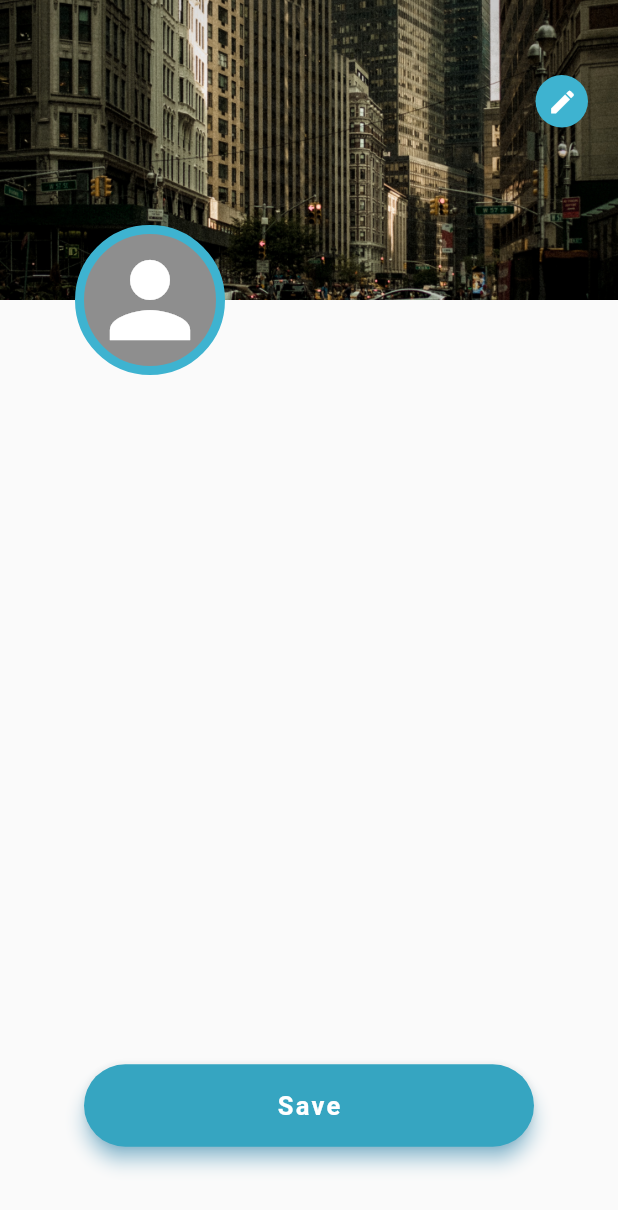
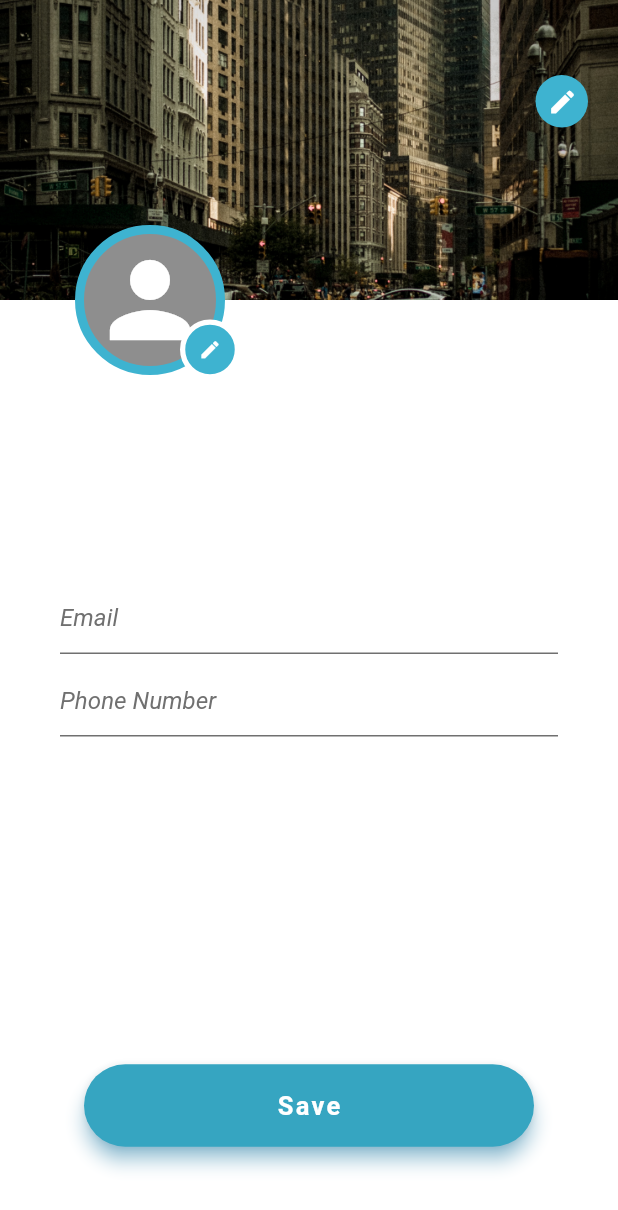
Before and after one commit to fahrifauzan/belajar-flutter, a Flutter app: the EditProfiless screen opened by its route, on a phone screen of 412 x 824 dp. Shown: the top 1210 px of the screen. Run offline on Flutter 3.47's test engine with Material 2 defaults, Android fonts, the phone set to English and light mode, and no system bars; our stand-ins replace carousel_pro.

Commit message:
add form in edit profile page

```diff
--- a/avatar/lib/edit_profile.dart
+++ b/avatar/lib/edit_profile.dart
@@ -29,30 +29,12 @@ class _EditProfileState extends State< EditProfiless> {
                 ),
                 Expanded(
                   child: Container(
-
+                    decoration: BoxDecoration(
+                      color: new Color(0xffFFFFFF)
+                    ),
                   ),
                 ),
               ],
-            ),
-
-            Positioned(
-              top: 50.0,
-              right: 20.0,
-              child: Container(
-                height: 35.0,
-                width: 35.0,
-                decoration: BoxDecoration(
-                  shape: BoxShape.circle,
-                  color: new Color(0xff3EB3D0),
-                ),
-                child: IconButton(
-                  icon: Icon(Icons.edit,),
-                  onPressed: () => _scaffoldKey.currentState.openEndDrawer(),
-                  color: new Color(0xffFFFFFF),
-                  iconSize: 20.0,
-                  alignment: Alignment.center,
-                )
-              ),
             ),
             // Profile image
             Positioned(
@@ -73,6 +55,85 @@ class _EditProfileState extends State< EditProfiless> {
                   Icons.person,
                   color: new Color(0xffFFFFFF),
                   size: 80.0
+                ),
+              ),
+            ),
+            Positioned(
+              top: 213.0,
+              left: 120.0,
+              child: Container(
+                height: 40.0,
+                width: 40.0,
+                decoration: BoxDecoration(
+                  shape: BoxShape.circle,
+                  color: new Color(0xff3EB3D0),
+                  border: Border.all(
+                    color: new Color(0xffFFFFFF),
+                    width: 3.5,
+                  )
+                ),
+                child: IconButton(
+                  icon: Icon(Icons.edit,),
+                  onPressed: (){
+
+                  },
+                  color: new Color(0xffFFFFFF),
+                  iconSize: 15.0,
+                )
+              ),
+            ),
+            Positioned(
+              top: 50.0,
+              right: 20.0,
+              child: Container(
+                height: 35.0,
+                width: 35.0,
+                decoration: BoxDecoration(
+                  shape: BoxShape.circle,
+                  color: new Color(0xff3EB3D0),
+                ),
+                child: IconButton(
+                  icon: Icon(Icons.edit,),
+                  onPressed: () => _scaffoldKey.currentState.openEndDrawer(),
+                  color: new Color(0xffFFFFFF),
+                  iconSize: 20.0,
+                  alignment: Alignment.center,
+                )
+              ),
+            ),
+
+            Positioned(
+              // top: 500.0,
+              child: Container(
+                    padding: EdgeInsets.only(right: 40.0,left: 40.0),
+                    alignment: Alignment.centerLeft,
+                    child: TextField(
+                      decoration: InputDecoration(
+                        hintText: 'Email',
+                        hintStyle: TextStyle(
+                          fontStyle: FontStyle.italic,
+                          color: new Color(0xff707070)
+                        ),
+                        enabledBorder: UnderlineInputBorder(
+                          borderSide: BorderSide(color: new Color(0xff707070)),
+                        ),
+                      ),
+                    ),
+                  ),
+            ),
+            Container(
+                    padding: EdgeInsets.only(top:110, right: 40.0,left: 40.0),
+                    alignment: Alignment.centerLeft,
+                    child: TextField(
+                      decoration: InputDecoration(
+                        hintText: 'Phone Number',
+                        hintStyle: TextStyle(
+                          fontStyle: FontStyle.italic,
+                          color: new Color(0xff707070)
+                        ),
+                        enabledBorder: UnderlineInputBorder(
+                          borderSide: BorderSide(color: new Color(0xff707070)),
+                        ),
                       ),
                     ),
                   ),
@@ -102,6 +163,7 @@ class _EditProfileState extends State< EditProfiless> {
                 ),
               ),
             ),
+
           ],
         ),
     );
```
Also changed, not shown: 6 other files. Lines whose indentation alone changed are shown as unchanged.
